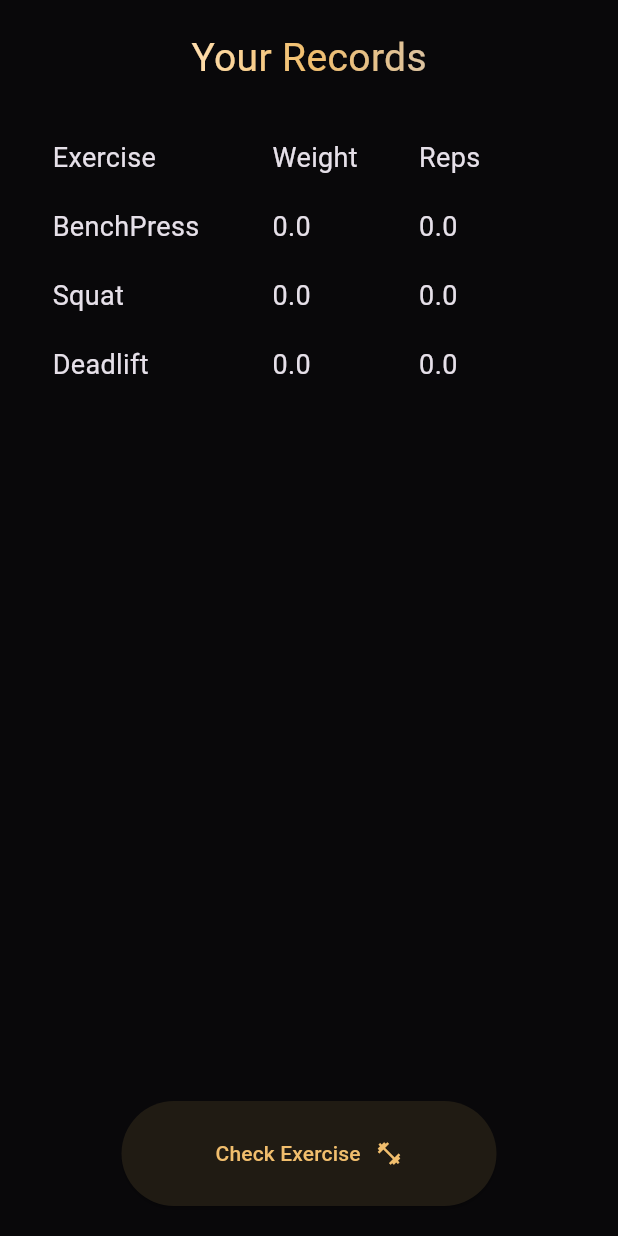
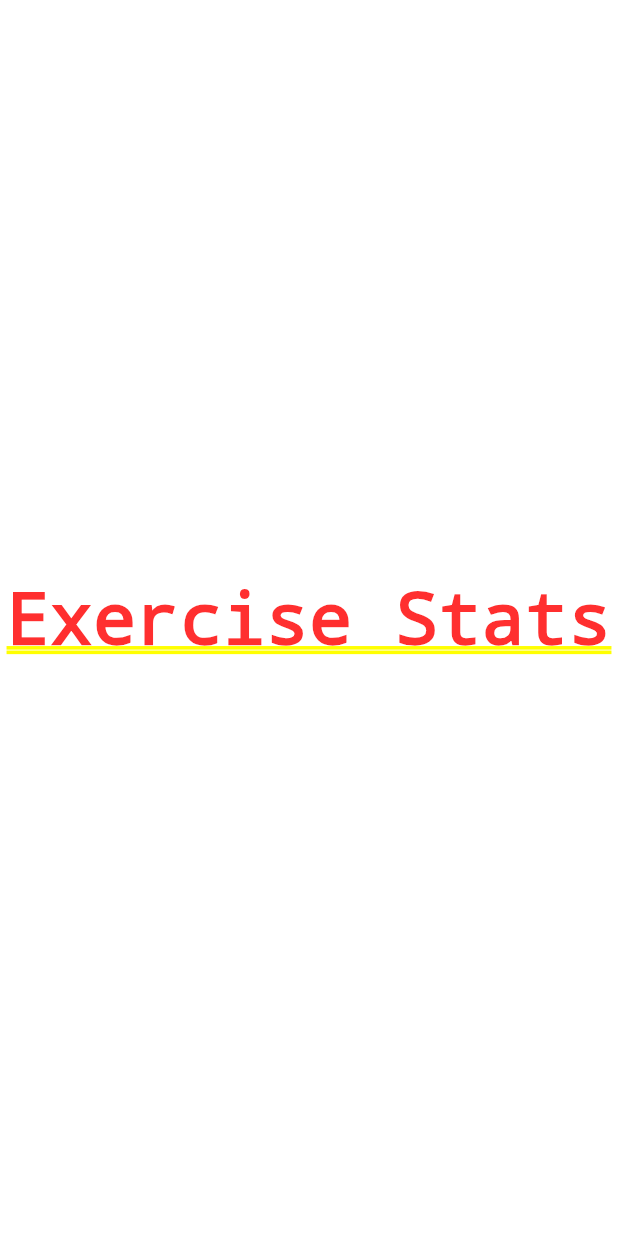
Before and after one commit to IgnacyBerent/Flutter-Workout_App, a Flutter app: the ProfileScreen widget shown alone on an empty page, opened directly, after a tap on "Check Exercise", on a phone screen of 412 x 824 dp. Run offline on Flutter 3.47's test engine with Material 3 defaults, Android fonts, the phone set to English and light mode, and no system bars; drawn by our look-alikes of simple_gradient_text; our stand-ins replace cloud_firestore, firebase_auth, firebase_core, flutter_riverpod, flutter_typeahead; accounts and stored records are empty; generated files the repository leaves out were written again.

Commit message:
Developing profile screen

```diff
--- /dev/null
+++ b/lib/screens/exercise_stats.dart
@@ -0,0 +1,12 @@
+import 'package:flutter/material.dart';
+
+class ExerciseStatsScreen extends StatelessWidget {
+  const ExerciseStatsScreen({super.key});
+
+  @override
+  Widget build(BuildContext context) {
+    return const Center(
+      child: Text('Exercise Stats'),
+    );
+  }
+}
--- a/lib/screens/profile.dart
+++ b/lib/screens/profile.dart
@@ -6,6 +6,7 @@ import 'package:simple_gradient_text/simple_gradient_text.dart';
 import 'package:workout_app/firestore/auth.dart';
 import 'package:workout_app/providers/trainings_provider.dart';
 import 'package:workout_app/firestore/firestore.dart';
+import 'package:workout_app/screens/exercise_stats.dart';
 import 'package:workout_app/widgets/record_table_row.dart';
 
 class ProfileScreen extends ConsumerWidget {
@@ -96,7 +97,13 @@ class ProfileScreen extends ConsumerWidget {
                     height: 70,
                     width: 250,
                     child: ElevatedButton(
-                      onPressed: () {},
+                      onPressed: () {
+                        Navigator.of(context).push(
+                          MaterialPageRoute(
+                            builder: (ctx) => const ExerciseStatsScreen(),
+                          ),
+                        );
+                      },
                       child: const Row(
                         mainAxisAlignment: MainAxisAlignment.center,
                         children: [
```
